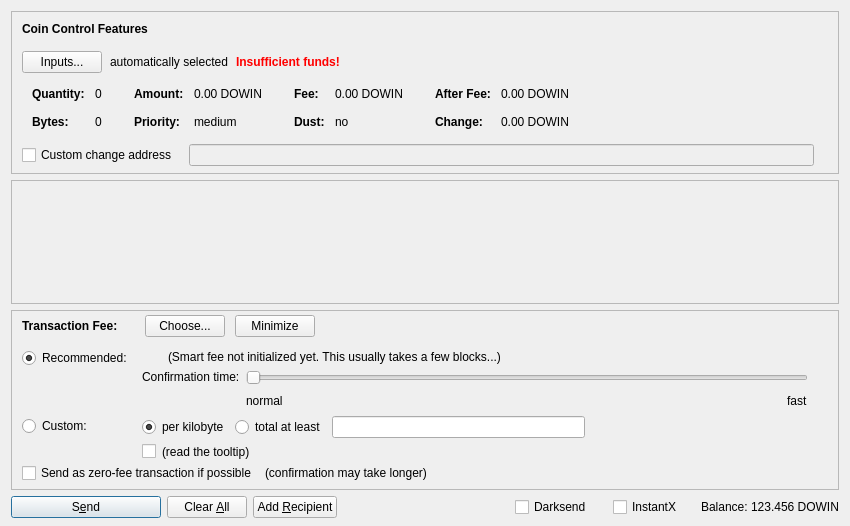
Old version of the form src/qt/forms/sendcoinsdialog.ui in the repository gooddeedcoin/gdc2.
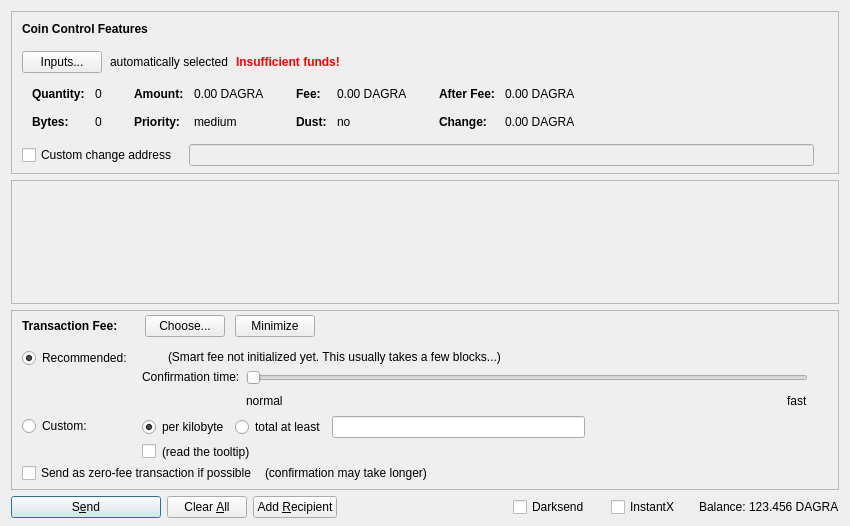
New version of the form. Icons and pictures are not drawn. Custom widgets are drawn as their Qt base class.

What changed in the file:
```diff
--- a/src/qt/forms/sendcoinsdialog.ui
+++ b/src/qt/forms/sendcoinsdialog.ui
@@ -324,7 +324,7 @@
                   <enum>Qt::ActionsContextMenu</enum>
                  </property>
                  <property name="text">
-                  <string notr="true">0.00 DOWIN</string>
+                  <string notr="true">0.00 DAGRA</string>
                  </property>
                  <property name="textInteractionFlags">
                   <set>Qt::LinksAccessibleByMouse|Qt::TextSelectableByKeyboard|Qt::TextSelectableByMouse</set>
@@ -404,7 +404,7 @@
                   <enum>Qt::ActionsContextMenu</enum>
                  </property>
                  <property name="text">
-                  <string notr="true">0.00 DOWIN</string>
+                  <string notr="true">0.00 DAGRA</string>
                  </property>
                  <property name="textInteractionFlags">
                   <set>Qt::LinksAccessibleByMouse|Qt::TextSelectableByKeyboard|Qt::TextSelectableByMouse</set>
@@ -484,7 +484,7 @@
                   <enum>Qt::ActionsContextMenu</enum>
                  </property>
                  <property name="text">
-                  <string notr="true">0.00 DOWIN</string>
+                  <string notr="true">0.00 DAGRA</string>
                  </property>
                  <property name="textInteractionFlags">
                   <set>Qt::LinksAccessibleByMouse|Qt::TextSelectableByKeyboard|Qt::TextSelectableByMouse</set>
@@ -513,7 +513,7 @@
                   <enum>Qt::ActionsContextMenu</enum>
                  </property>
                  <property name="text">
-                  <string notr="true">0.00 DOWIN</string>
+                  <string notr="true">0.00 DAGRA</string>
                  </property>
                  <property name="textInteractionFlags">
                   <set>Qt::LinksAccessibleByMouse|Qt::TextSelectableByKeyboard|Qt::TextSelectableByMouse</set>
@@ -1378,7 +1378,7 @@
           <cursorShape>IBeamCursor</cursorShape>
          </property>
          <property name="text">
-          <string notr="true">123.456 DOWIN</string>
+          <string notr="true">123.456 DAGRA</string>
          </property>
          <property name="textInteractionFlags">
           <set>Qt::LinksAccessibleByMouse|Qt::TextSelectableByKeyboard|Qt::TextSelectableByMouse</set>
```
Left out of the diff: 12 changed lines with no effect on the pictures.
